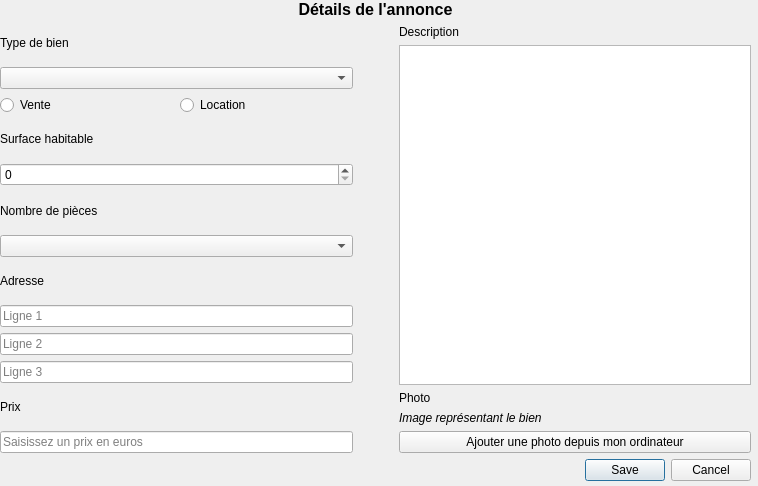
This is annonce.ui in tonydd/IHMo as Qt 5 draws it before an edit. The edited form follows.
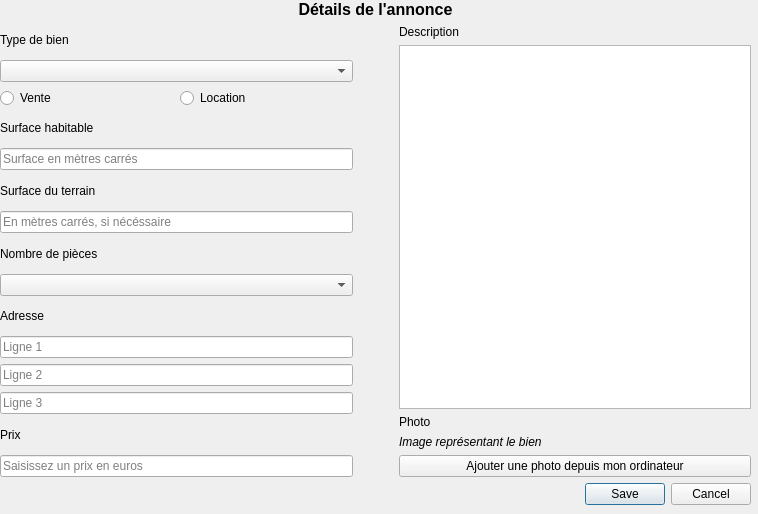
This is the edited form.

Commit message: ModelAnnonce + save annonce into instance

What changed in the file:
```diff
--- a/annonce.ui
+++ b/annonce.ui
@@ -7,7 +7,7 @@
     <x>0</x>
     <y>0</y>
     <width>758</width>
-    <height>486</height>
+    <height>514</height>
    </rect>
   </property>
   <property name="windowTitle">
@@ -19,7 +19,7 @@
      <x>0</x>
      <y>0</y>
      <width>751</width>
-     <height>481</height>
+     <height>505</height>
     </rect>
    </property>
    <layout class="QVBoxLayout" name="verticalLayout">
@@ -84,15 +84,23 @@
          </widget>
         </item>
         <item>
-         <widget class="QSpinBox" name="spb_surface">
-          <property name="cursor">
-           <cursorShape>ArrowCursor</cursorShape>
+         <widget class="QLineEdit" name="txt_surface">
+          <property name="placeholderText">
+           <string>Surface en mètres carrés</string>
           </property>
-          <property name="maximum">
-           <number>1000</number>
+         </widget>
+        </item>
+        <item>
+         <widget class="QLabel" name="label_9">
+          <property name="text">
+           <string>Surface du terrain</string>
           </property>
-          <property name="singleStep">
-           <number>10</number>
+         </widget>
+        </item>
+        <item>
+         <widget class="QLineEdit" name="txt_surface_terrain">
+          <property name="placeholderText">
+           <string>En mètres carrés, si nécéssaire</string>
           </property>
          </widget>
         </item>
```
The commit also changes 7 other files.
